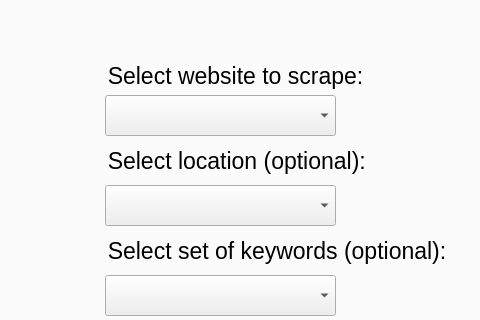
Old version of the form src/Scraper.ui in the repository dfgrisales5078/HSI-Web-Scraper; both pictures show x 97 to 577 and y 133 to 453 of the 1126 by 688 pixel window.
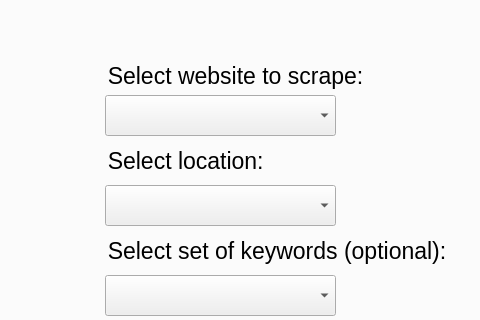
New version of the form. The open tabs and pages were chosen to show the change.

Commit message: Pyinstaller socialmedia (#54)

```diff
--- a/src/Scraper.ui
+++ b/src/Scraper.ui
@@ -639,7 +639,7 @@
       </font>
      </property>
      <property name="text">
-      <string>  Select location (optional):</string>
+      <string>  Select location:</string>
      </property>
     </widget>
     <widget class="QLabel" name="label_6">
```
The commit also changes 2 other files.
